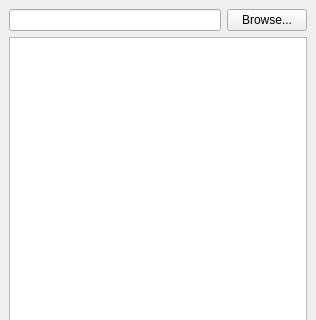
NorthArrowResearch/GCDViewer, file gcd_viewer_dockwidget_base.ui: the form before one commit; both pictures show x 0 to 316 and y 0 to 320 of the 316 by 500 pixel window.
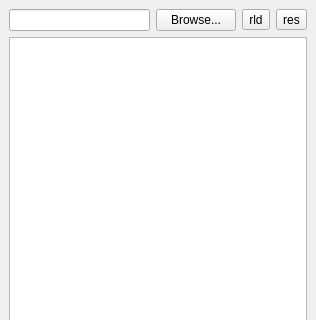
The form after the commit.

Commit message: Start of GCD Results from, and PyCharm project

Patch:
```diff
--- a/gcd_viewer_dockwidget_base.ui
+++ b/gcd_viewer_dockwidget_base.ui
@@ -12,7 +12,7 @@
   </property>
   <property name="minimumSize">
    <size>
-    <width>140</width>
+    <width>264</width>
     <height>400</height>
    </size>
   </property>
@@ -33,6 +33,20 @@
         </property>
        </widget>
       </item>
+      <item>
+       <widget class="QToolButton" name="btn_reload">
+        <property name="text">
+         <string>rld</string>
+        </property>
+       </widget>
+      </item>
+      <item>
+       <widget class="QToolButton" name="btn_results">
+        <property name="text">
+         <string>res</string>
+        </property>
+       </widget>
+      </item>
      </layout>
     </item>
     <item>
```
The commit also changes 10 other files.
